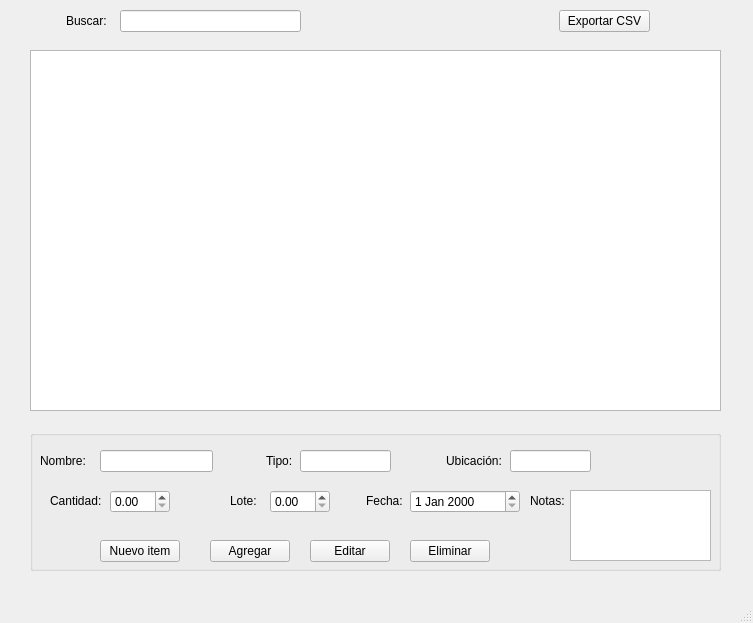
Old version of the form Entregas-ALSE/proyecto_op3_2025/Gestor_de_Inventario/mainwindow.ui in the repository AlejandraCZ06/Proyecto-Ale.
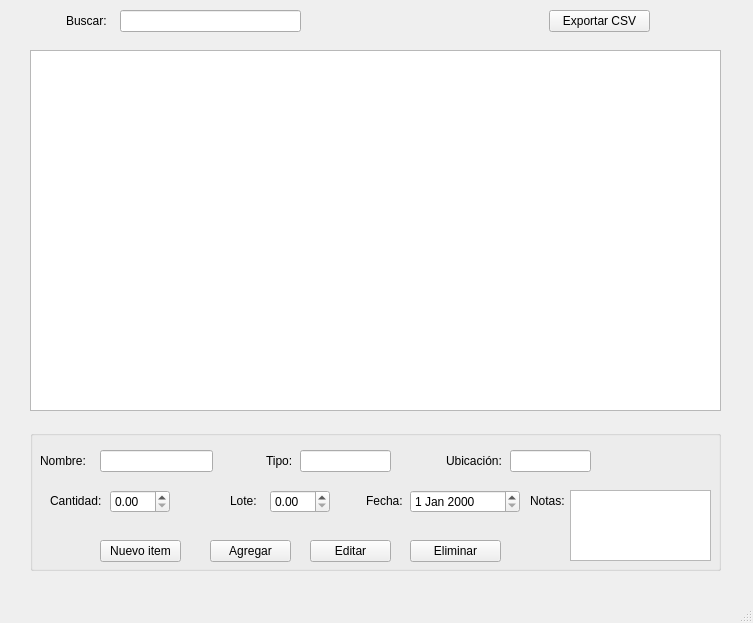
New version of the form.

The edit to the form file:
```diff
--- a/Entregas-ALSE/proyecto_op3_2025/Gestor_de_Inventario/mainwindow.ui
+++ b/Entregas-ALSE/proyecto_op3_2025/Gestor_de_Inventario/mainwindow.ui
@@ -64,7 +64,7 @@
       <rect>
        <x>180</x>
        <y>110</y>
-       <width>80</width>
+       <width>81</width>
        <height>22</height>
       </rect>
      </property>
@@ -77,7 +77,7 @@
       <rect>
        <x>280</x>
        <y>110</y>
-       <width>80</width>
+       <width>81</width>
        <height>22</height>
       </rect>
      </property>
@@ -90,7 +90,7 @@
       <rect>
        <x>380</x>
        <y>110</y>
-       <width>80</width>
+       <width>91</width>
        <height>22</height>
       </rect>
      </property>
@@ -198,7 +198,7 @@
       <rect>
        <x>70</x>
        <y>110</y>
-       <width>80</width>
+       <width>81</width>
        <height>22</height>
       </rect>
      </property>
@@ -279,9 +279,9 @@
    <widget class="QPushButton" name="exportar">
     <property name="geometry">
      <rect>
-      <x>559</x>
+      <x>549</x>
       <y>10</y>
-      <width>91</width>
+      <width>101</width>
       <height>22</height>
      </rect>
     </property>
```
